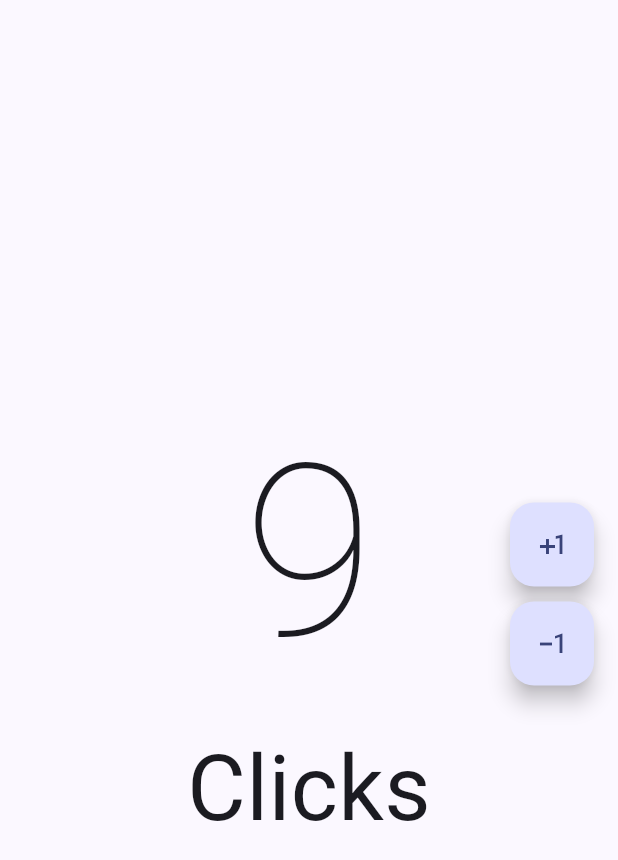
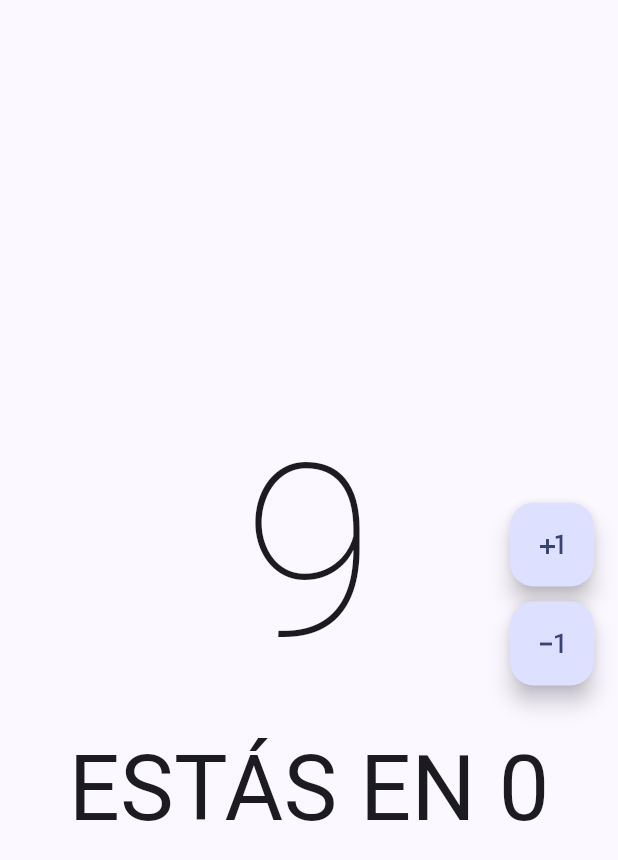
Before and after one commit to Guillermo-CM/counterApp, a Flutter app: the screen it shows after launch, after a tap on the "exposure minus 1" icon, on a phone screen of 412 x 824 dp. Shown: the top 860 px of the screen. Run offline on Flutter 3.47's test engine with Material 2 defaults, Android fonts, the phone set to English and light mode, and no system bars.

Commit message:
fix: "Contador"

```diff
--- a/lib/presentation/screens/counter/counter_screen.dart
+++ b/lib/presentation/screens/counter/counter_screen.dart
@@ -42,11 +42,10 @@ class _CounterState extends State<Counter> {
           FloatingActionButton(
             onPressed: () {
                 setState(() {
-                countador --;
-                if (countador < 0) {
-                  countador = -0;
-                  textito = "No negativos";
-                }
+                if (countador > 0) {
+                  countador --;
+                  textito = "ESTÁS EN 0";
+                  }
                 });
               }, child: const Icon(Icons.exposure_minus_1)),
         ],
```
